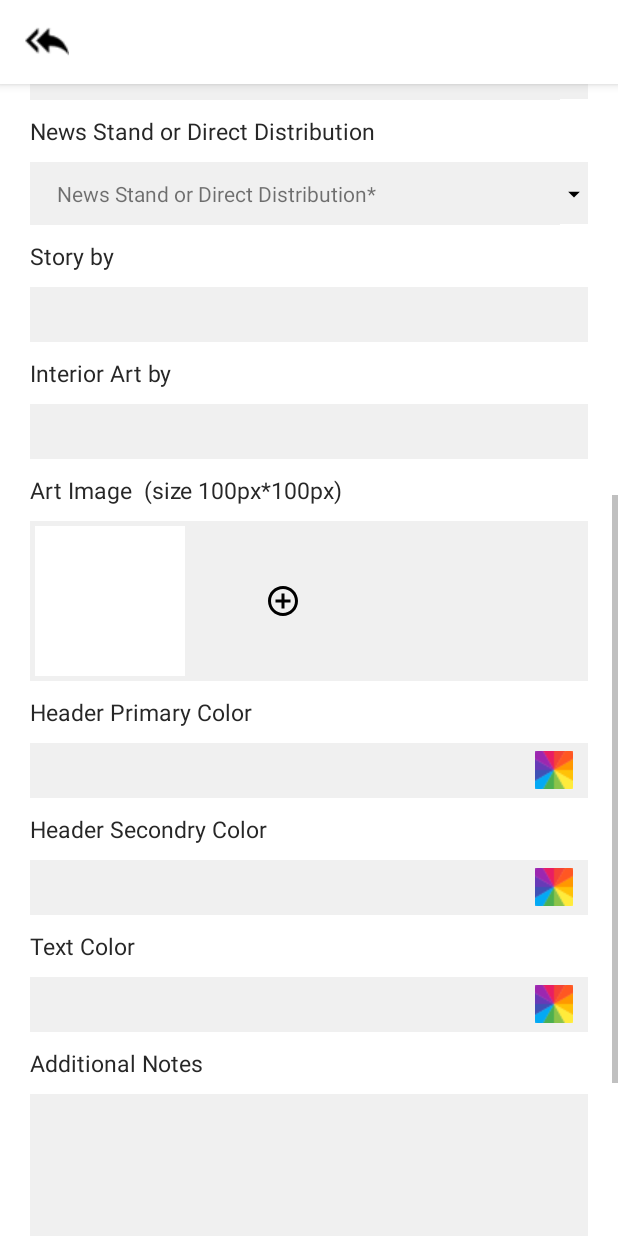
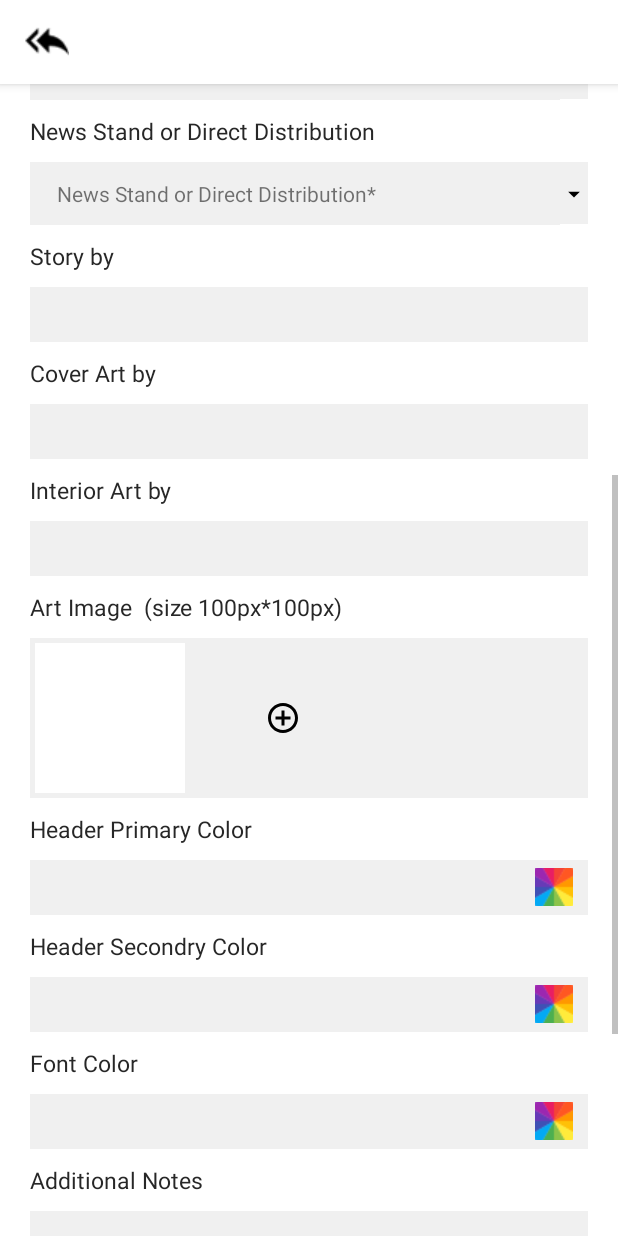
Before and after one commit to naseemirza/ComicSkin, an Android app: the FormActivity screen opened directly, with no data from a screen before it, scrolled down 537 dp, on a phone screen of 412 x 824 dp. Run offline under Robolectric (Android 15) with nearby library versions, the phone set to English and light mode, and no system bars; our stand-ins replace Volley; libraries missing offline, so code that uses them is left out: com.itextpdf.text, yuku.ambilwarna.

Commit message:
Complete final apk

```diff
--- a/app/src/main/java/solutions/thinkbiz/comicskin/FormActivity.java
+++ b/app/src/main/java/solutions/thinkbiz/comicskin/FormActivity.java
@@ -81,7 +81,7 @@ public class FormActivity extends AppCompatActivity {
 
      int currentColor;
      Spinner spinerGrd,spinnerPgQL,spinnerNews;
-     EditText Seriestitle,issue,publsher,pubdate,sortby,addnote,emailadd, Artname; //,CvrArtname
+     EditText Seriestitle,issue,publsher,pubdate,sortby,addnote,emailadd, Artname,CvrArtname;
      EditText PrmyCLR,ScryCLR,TextColorTemp;
      Spinner grade,pgqlty,news,Phclr,Shclr;
      Button ButtonSubmit;
@@ -142,7 +142,7 @@ public class FormActivity extends AppCompatActivity {
        // chooseCvrArt = (ImageButton)findViewById(R.id.addCovrartt);
         ButtonSubmit=(Button)findViewById(R.id.buttonsbmt);
         Artname=(EditText)findViewById(R.id.artname);
-       // CvrArtname=(EditText)findViewById(R.id.Cvrartname);
+        CvrArtname=(EditText)findViewById(R.id.CArtname);
 
         radioGroup = (RadioGroup) findViewById(R.id.radioGroup);
         radioButtonYs = (RadioButton) findViewById(R.id.rb1);
@@ -182,8 +182,6 @@ public class FormActivity extends AppCompatActivity {
 
             }
         });
-
-
 
         spinerGrd = (Spinner) findViewById(R.id.spinnerGrd);
         //spinerGrd.setFocusable(true);
@@ -227,7 +225,6 @@ public class FormActivity extends AppCompatActivity {
         };
         spinnerArrayAdapter.setDropDownViewResource(R.layout.spinneritems);
         spinerGrd.setAdapter(spinnerArrayAdapter);
-
 
         spinnerPgQL = (Spinner) findViewById(R.id.spinnerPgqlt);
         //spinnerPgQL.setFocusable(true);
@@ -638,7 +635,7 @@ public class FormActivity extends AppCompatActivity {
         final String addnotes =  addnote.getText().toString().trim();
         final String email =  emailadd.getText().toString().trim();
         final String Artnametxt = Artname.getText().toString().trim();
-     //   final String CArtname = CvrArtname.getText().toString().trim();
+        final String CArtname = CvrArtname.getText().toString().trim();
 
        // Log.e("pgqlty",pageqlty);
 
@@ -732,7 +729,7 @@ public class FormActivity extends AppCompatActivity {
                 parameters.put("art", imageStringArt);
                 parameters.put("art_name", Artnametxt);
                 //parameters.put("cover_art", imageStringCArt);
-               // parameters.put("cover_art_name", CArtname);
+                parameters.put("cover_art_name", CArtname);
                 parameters.put("header_primary_color", hdrprmclr);
                 parameters.put("header_secondary_color", hdrscndclr);
                 parameters.put("font_color", textcolor);
--- a/app/src/main/res/layout/activity_form.xml
+++ b/app/src/main/res/layout/activity_form.xml
@@ -461,12 +461,43 @@
 
 
             <TextView
+                android:id="@+id/CAartT"
+                android:layout_width="wrap_content"
+                android:layout_height="wrap_content"
+                android:layout_alignParentLeft="true"
+                android:layout_alignParentStart="true"
+                android:layout_below="@+id/storyby"
+                android:layout_marginLeft="20dp"
+                android:textColor="#272727"
+                android:textSize="15sp"
+                android:layout_marginStart="20dp"
+                android:layout_marginTop="10dp"
+                android:text="Cover Art by" />
+
+            <EditText
+                android:id="@+id/CArtname"
+                android:layout_below="@+id/CAartT"
+                android:background="@color/gray"
+                android:layout_marginTop="10dp"
+                android:layout_marginStart="20dp"
+                android:layout_marginEnd="20dp"
+                android:textCursorDrawable="@color/darkgray"
+                android:textSize="12sp"
+                android:paddingStart="10dp"
+                android:layout_width="match_parent"
+                android:layout_height="wrap_content"
+                android:paddingTop="10dp"
+                android:paddingBottom="10dp"
+                android:layout_marginLeft="20dp"
+                android:paddingLeft="10dp" />
+
+            <TextView
             android:id="@+id/artT"
             android:layout_width="wrap_content"
             android:layout_height="wrap_content"
             android:layout_alignParentLeft="true"
             android:layout_alignParentStart="true"
-            android:layout_below="@+id/storyby"
+            android:layout_below="@+id/CArtname"
             android:layout_marginLeft="20dp"
             android:textColor="#272727"
             android:textSize="15sp"
@@ -490,6 +521,7 @@
             android:paddingBottom="10dp"
             android:layout_marginLeft="20dp"
             android:paddingLeft="10dp" />
+
 
 
             <TextView
@@ -707,7 +739,7 @@
                 android:textSize="15sp"
                 android:layout_marginStart="20dp"
                 android:layout_marginTop="10dp"
-                android:text="Text Color" />
+                android:text="Font Color" />
 
 
             <LinearLayout
```
